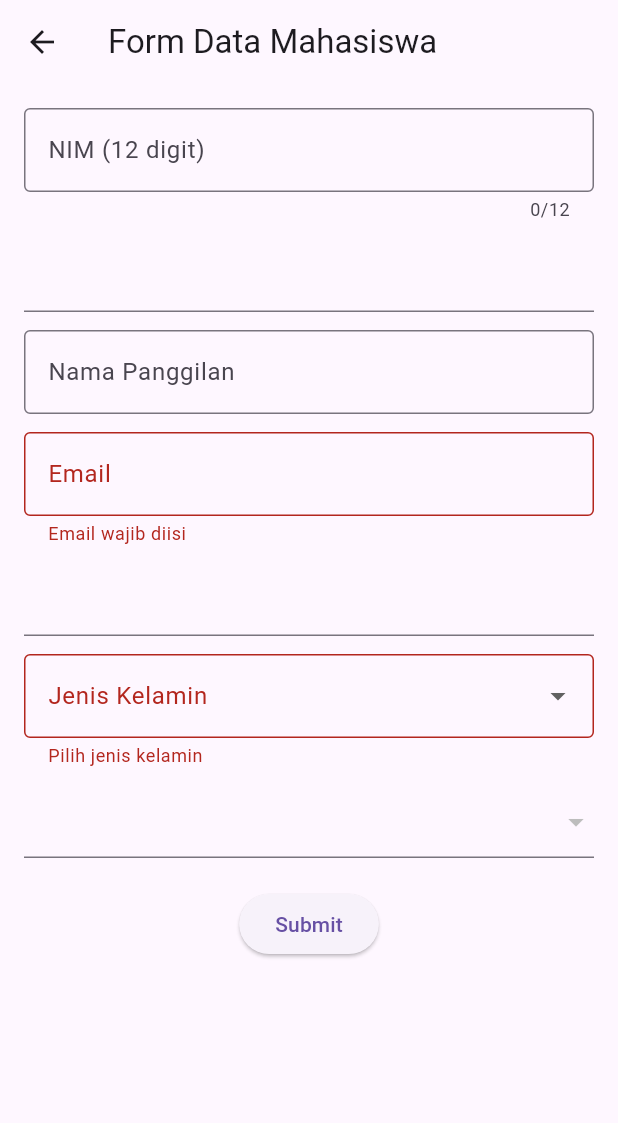
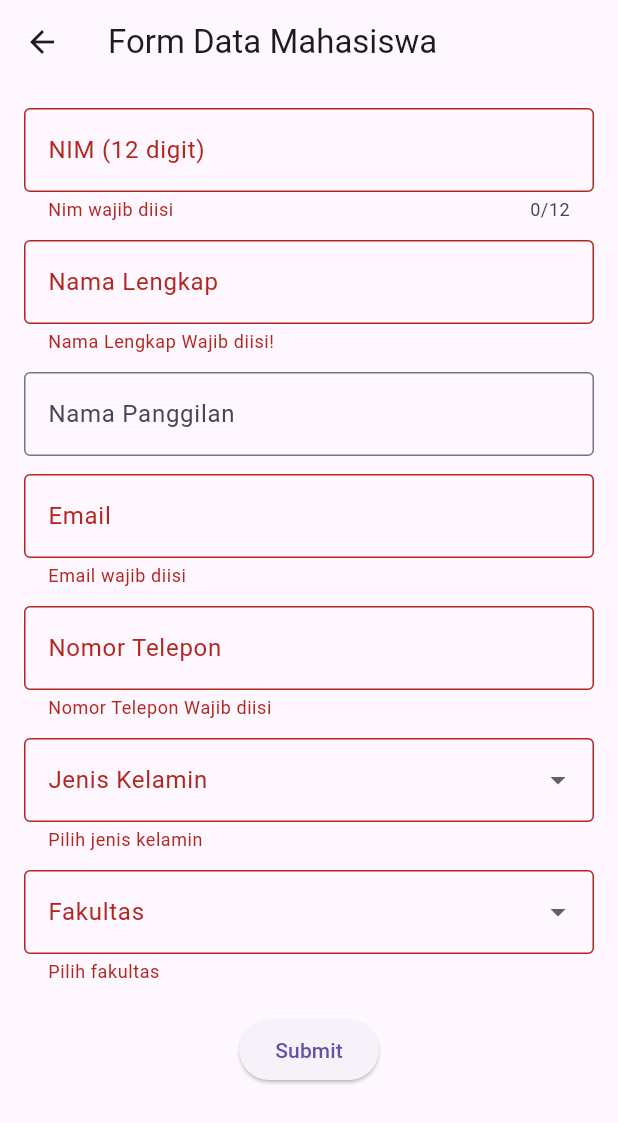
Before and after one commit to RosyidMaulana/latihan-pembuatan-form-input-flutter, a Flutter app: the FormMahasiswa screen opened directly, after a tap on "Submit", on a phone screen of 412 x 824 dp. Shown: the top 1123 px of the screen. Run offline on Flutter 3.47's test engine with Material 3 defaults, Android fonts, the phone set to English and light mode, and no system bars.

Commit message:
230441100055-Abd based-Tugas Latihan Praktikum Modul 2-Asprak Kak Tamam

```diff
--- a/lib/form_mahasiswa.dart
+++ b/lib/form_mahasiswa.dart
@@ -18,10 +18,7 @@ class _FormMahasiswaState extends State<FormMahasiswa> {
   String? _jenisKelamin;
   String? _fakultas;
 
-  final List<String> jenisKelaminList = [
-    'Laki-laki',
-    'Perempuan',
-  ];
+  final List<String> jenisKelaminList = ['Laki-laki', 'Perempuan'];
 
   final List<String> fakultasList = [
     'Fakultas Teknik',
@@ -50,7 +47,16 @@ class _FormMahasiswaState extends State<FormMahasiswa> {
                 maxLength: 12,
                 validator: (value) {
                   // TODO_1
-
+                  if (value == null || value.isEmpty) {
+                    return 'Nim wajib diisi';
+                  }
+                  if (!RegExp(r'^\d+$').hasMatch(value)) {
+                    return 'Nim harus angka bro/sist';
+                  }
+                  if (value.length < 12) {
+                    return 'Nim kurang dari 12 digit';
+                  }
+                  return null;
                   //END_TODO_1
                 },
                 onSaved: (value) => _nim = value!,
@@ -60,10 +66,19 @@ class _FormMahasiswaState extends State<FormMahasiswa> {
               // Nama Lengkap
               TextFormField(
                 // TODO_2
-
-
+                decoration: const InputDecoration(
+                  labelText: 'Nama Lengkap',
+                  border: OutlineInputBorder(),
+                ),
+                keyboardType: TextInputType.name,
+                validator: (value) {
+                  if (value == null || value.isEmpty) {
+                    return 'Nama Lengkap Wajib diisi!';
+                  }
+                  return null;
+                },
                 // END_TODO_2
-                onSaved: (value) => _telepon = value!,
+                onSaved: (value) => _nama = value!,
               ),
               const SizedBox(height: 12),
 
@@ -100,8 +115,21 @@ class _FormMahasiswaState extends State<FormMahasiswa> {
               // Nomor Telepon
               TextFormField(
                 // TODO_3
-
-
+                decoration: InputDecoration(
+                  labelText: 'Nomor Telepon',
+                  border: OutlineInputBorder(),
+                ),
+                keyboardType: TextInputType.number,
+                validator: (value) {
+                  if (value == null || value.isEmpty) {
+                    return 'Nomor Telepon Wajib diisi';
+                  } else if (!RegExp(r'^[0-9]+$').hasMatch(value)) {
+                    return 'Nomor Telepon harus berupa angka';
+                  } else if (value.length < 11 || value.length > 15) {
+                    return 'Nomor Telepon harus terdiri dari 12-15 digit';
+                  }
+                  return null;
+                },
                 // END_TODO_3
                 onSaved: (value) => _telepon = value!,
               ),
@@ -114,15 +142,15 @@ class _FormMahasiswaState extends State<FormMahasiswa> {
                   border: OutlineInputBorder(),
                 ),
                 value: _jenisKelamin,
-                items: jenisKelaminList
-                    .map((jk) => DropdownMenuItem(
-                          value: jk,
-                          child: Text(jk),
-                        ))
+                items:
+                    jenisKelaminList
+                        .map(
+                          (jk) => DropdownMenuItem(value: jk, child: Text(jk)),
+                        )
                         .toList(),
                 onChanged: (value) => setState(() => _jenisKelamin = value),
-                validator: (value) =>
-                    value == null ? 'Pilih jenis kelamin' : null,
+                validator:
+                    (value) => value == null ? 'Pilih jenis kelamin' : null,
                 onSaved: (value) => _jenisKelamin = value,
               ),
               const SizedBox(height: 12),
@@ -130,20 +158,34 @@ class _FormMahasiswaState extends State<FormMahasiswa> {
               // Fakultas
               DropdownButtonFormField<String>(
                 // TODO_4
-
+                decoration: const InputDecoration(
+                  labelText: 'Fakultas',
+                  border: OutlineInputBorder(),
+                ),
+                value: _fakultas,
+                items:
+                    fakultasList
+                        .map(
+                          (fakultas) => DropdownMenuItem(
+                            value: fakultas,
+                            child: Text(fakultas),
+                          ),
+                        )
+                        .toList(),
+                onChanged: (value) => setState(() => _fakultas = value),
+                validator: (value) => value == null ? 'Pilih fakultas' : null,
                 // END_TODO_4
                 onSaved: (value) => _fakultas = value,
               ),
               const SizedBox(height: 20),
-
-
               ElevatedButton(
                 onPressed: () {
                   if (_formKey.currentState!.validate()) {
                     _formKey.currentState!.save();
                     showDialog(
                       context: context,
-                      builder: (_) => AlertDialog(
+                      builder:
+                          (_) => AlertDialog(
                             title: const Text('Data Mahasiswa'),
                             content: Text(
                               'NIM: $_nim\n'
--- a/pubspec.yaml
+++ b/pubspec.yaml
@@ -19,7 +19,7 @@ publish_to: 'none' # Remove this line if you wish to publish to pub.dev
 version: 1.0.0+1
 
 environment:
-  sdk: ^3.7.2
+  sdk: ">=3.7.0 <4.0.0"
 
 # Dependencies specify other packages that your package needs in order to work.
 # To automatically upgrade your package dependencies to the latest versions
```
Also changed, not shown: lib/form-page.dart (+25 -14 lines), lib/main.dart (+6 -6 lines), pubspec.lock. Lines whose indentation alone changed are shown as unchanged.
